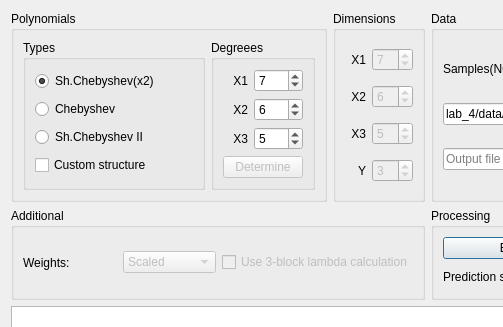
fatvlady/sys-an-labs, file lab_4/main_window.ui: the form before one commit; both pictures show x 0 to 503 and y 0 to 327 of the 758 by 650 pixel window.
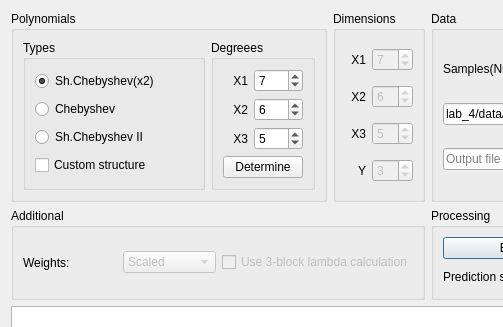
The form after the commit.

Patch:
```diff
--- a/lab_4/main_window.ui
+++ b/lab_4/main_window.ui
@@ -171,7 +171,7 @@
          <item row="3" column="0" colspan="2">
           <widget class="QPushButton" name="bruteforce_btn">
            <property name="enabled">
-            <bool>false</bool>
+            <bool>true</bool>
            </property>
            <property name="text">
             <string>Determine</string>
```
